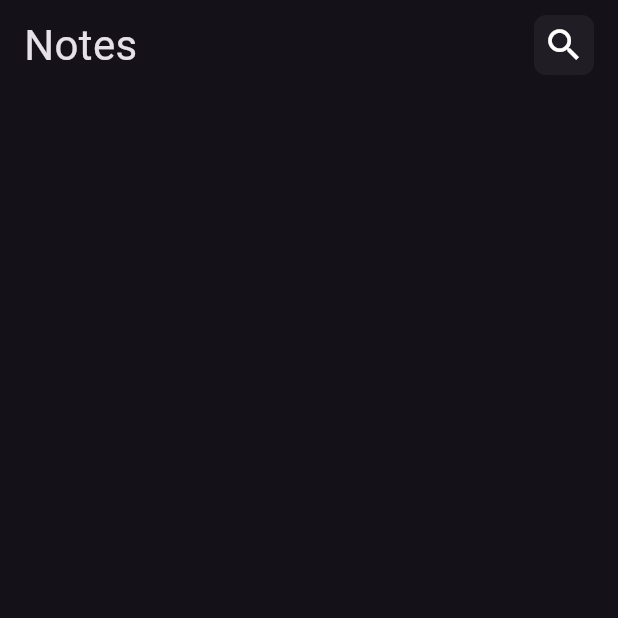
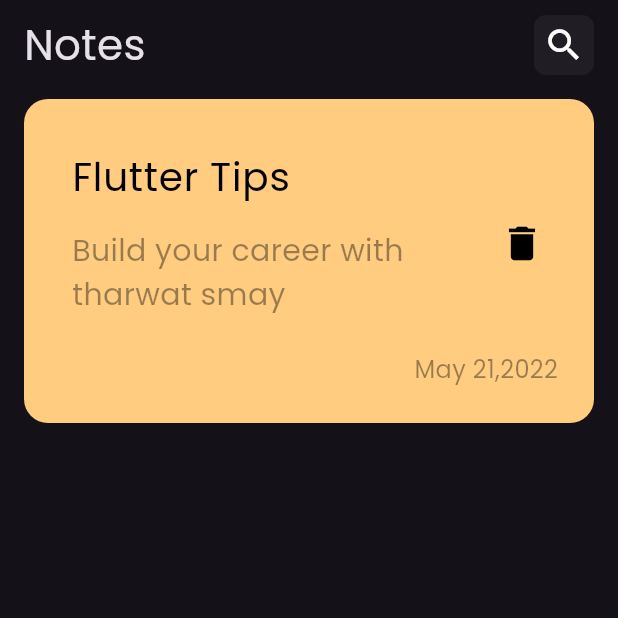
Before and after one commit to boudy14/notes_app, a Flutter app: the screen it shows after launch, on a phone screen of 412 x 824 dp, the top half of it. Run offline on Flutter 3.47's test engine with Material 3 defaults, Android fonts, the phone set to English and light mode, and no system bars.

Commit message:
add font make custom note item

```diff
--- a/lib/main.dart
+++ b/lib/main.dart
@@ -12,7 +12,7 @@
   Widget build(BuildContext context) {
     return MaterialApp(
       debugShowCheckedModeBanner: false,
-      theme: ThemeData(brightness: Brightness.dark),
+      theme: ThemeData(brightness: Brightness.dark, fontFamily: 'Poppins'),
       home: NotesView(),
     );
   }
--- /dev/null
+++ b/lib/views/widgets/custom_note_item.dart
@@ -0,0 +1,51 @@
+import 'package:flutter/material.dart';
+
+class NoteItem extends StatelessWidget {
+  const NoteItem({super.key});
+
+  @override
+  Widget build(BuildContext context) {
+    return Container(
+      padding: const EdgeInsets.only(top: 24, bottom: 24, left: 16),
+      decoration: BoxDecoration(
+        color: const Color(0xffFFCC80),
+        borderRadius: BorderRadius.circular(16),
+      ),
+      child: Column(
+        crossAxisAlignment: CrossAxisAlignment.end,
+        children: [
+          ListTile(
+            title: const Text(
+              'Flutter Tips',
+              style: TextStyle(color: Colors.black, fontSize: 26),
+            ),
+            subtitle: Padding(
+              padding: const EdgeInsets.only(top: 16, bottom: 16),
+              child: Text(
+                'Build your career with tharwat smay',
+                style: TextStyle(
+                  color: Colors.black.withOpacity(.4),
+                  fontSize: 20,
+                ),
+              ),
+            ),
+            trailing: IconButton(
+              icon: const Icon(Icons.delete, color: Colors.black, size: 30),
+              onPressed: () {},
+            ),
+          ),
+          Padding(
+            padding: const EdgeInsets.only(right: 24),
+            child: Text(
+              'May 21,2022',
+              style: TextStyle(
+                color: Colors.black.withOpacity(.4),
+                fontSize: 16,
+              ),
+            ),
+          ),
+        ],
+      ),
+    );
+  }
+}
--- a/lib/views/widgets/notes_view_body.dart
+++ b/lib/views/widgets/notes_view_body.dart
@@ -1,5 +1,6 @@
 import 'package:flutter/material.dart';
 import 'package:npte_app/views/widgets/custom_appbar.dart';
+import 'package:npte_app/views/widgets/custom_note_item.dart';
 
 class NotesViewBody extends StatelessWidget {
   const NotesViewBody({super.key});
@@ -8,7 +9,14 @@
   Widget build(BuildContext context) {
     return Padding(
       padding: const EdgeInsets.symmetric(horizontal: 16),
-      child: Column(children: [SizedBox(height: 10), const CustomAppBar()]),
+      child: Column(
+        children: [
+          SizedBox(height: 10),
+          const CustomAppBar(),
+          SizedBox(height: 16),
+          NoteItem(),
+        ],
+      ),
     );
   }
 }
```
Also changed, not shown: pubspec.yaml (+6 -11 lines), assets/fonts/Poppins-Regular.ttf (added).
